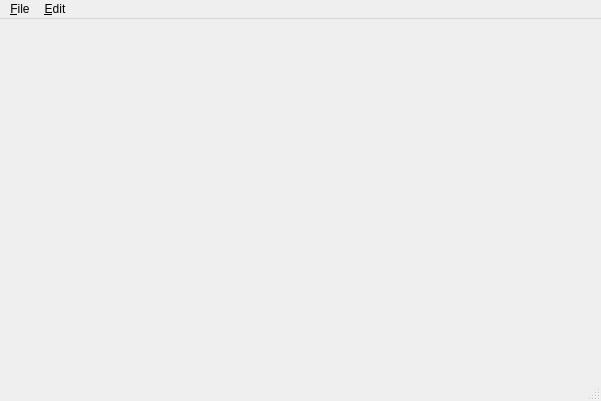
Before: the Qt Designer form app/mainwindow.ui in Narsil/QWave, drawn with Qt 5.
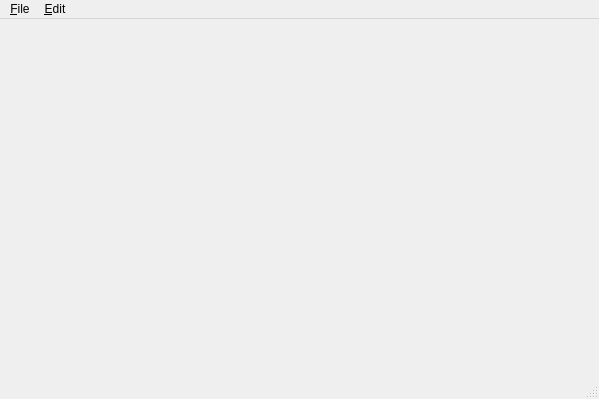
After: the same form once the commit is applied.

Commit message: Implement exit menu entry ... finally

The edit to the form file:
```diff
--- a/app/mainwindow.ui
+++ b/app/mainwindow.ui
@@ -6,8 +6,8 @@
    <rect>
     <x>0</x>
     <y>0</y>
-    <width>601</width>
-    <height>401</height>
+    <width>599</width>
+    <height>399</height>
    </rect>
   </property>
   <property name="windowTitle">
@@ -21,7 +21,7 @@
     <rect>
      <x>0</x>
      <y>0</y>
-     <width>601</width>
+     <width>599</width>
      <height>22</height>
     </rect>
    </property>
```
Left out of the diff: 9 changed lines with no effect on the pictures. The commit also changes 1 other file.
